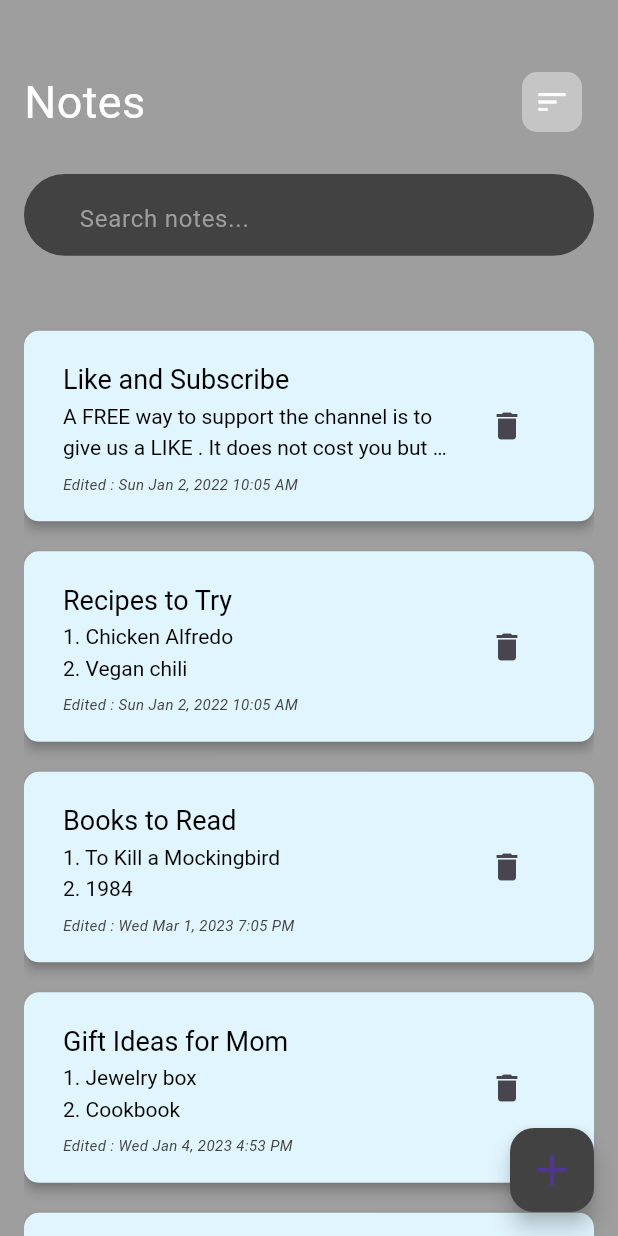
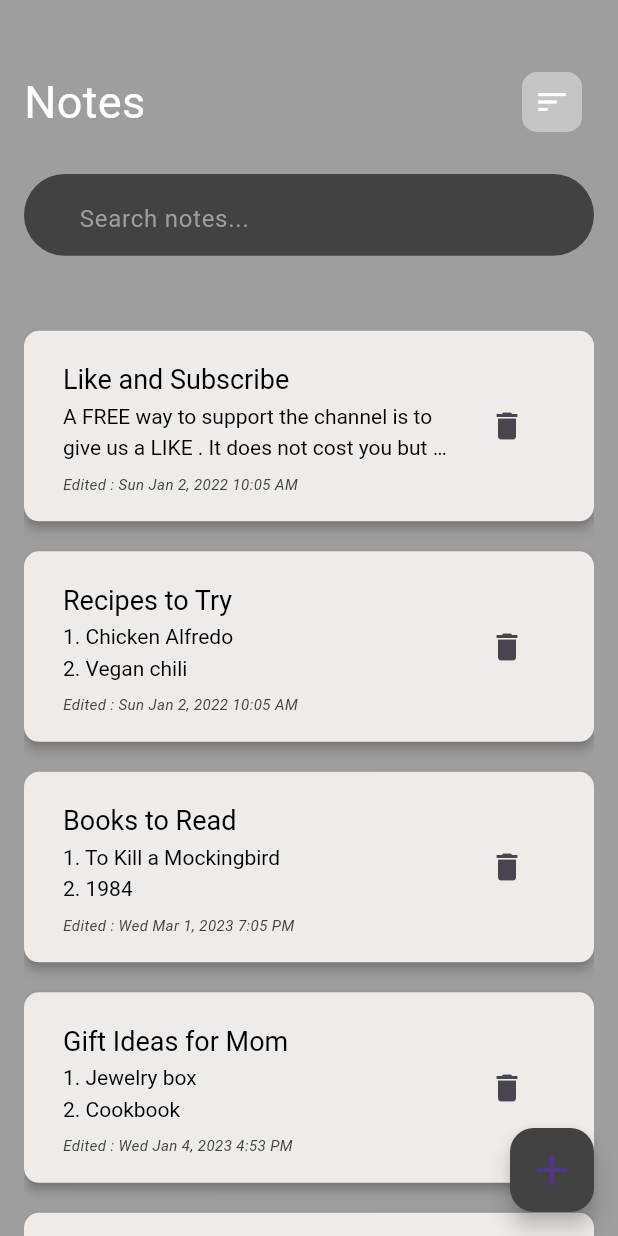
Before and after one commit to Atul-IIITR/CodeClauseInternship_TodoApp, a Flutter app: the screen it shows after launch, on a phone screen of 412 x 824 dp. Run offline on Flutter 3.47's test engine with Material 3 defaults, Android fonts, the phone set to English and light mode, and no system bars.

Commit message:
Todo app codeclause

```diff
--- a/todo_app/lib/home.dart
+++ b/todo_app/lib/home.dart
@@ -113,7 +113,7 @@ void deleteNode(int index){
                       itemBuilder: (context,index){
                         return  Card(
                           margin: const EdgeInsets.only(bottom: 20),
-                          color: Colors.lightBlue.shade50,
+                          color: Colors.brown.shade50,
                           elevation: 3,
                           shape: RoundedRectangleBorder(
                               borderRadius:BorderRadius.circular(10)),
```
